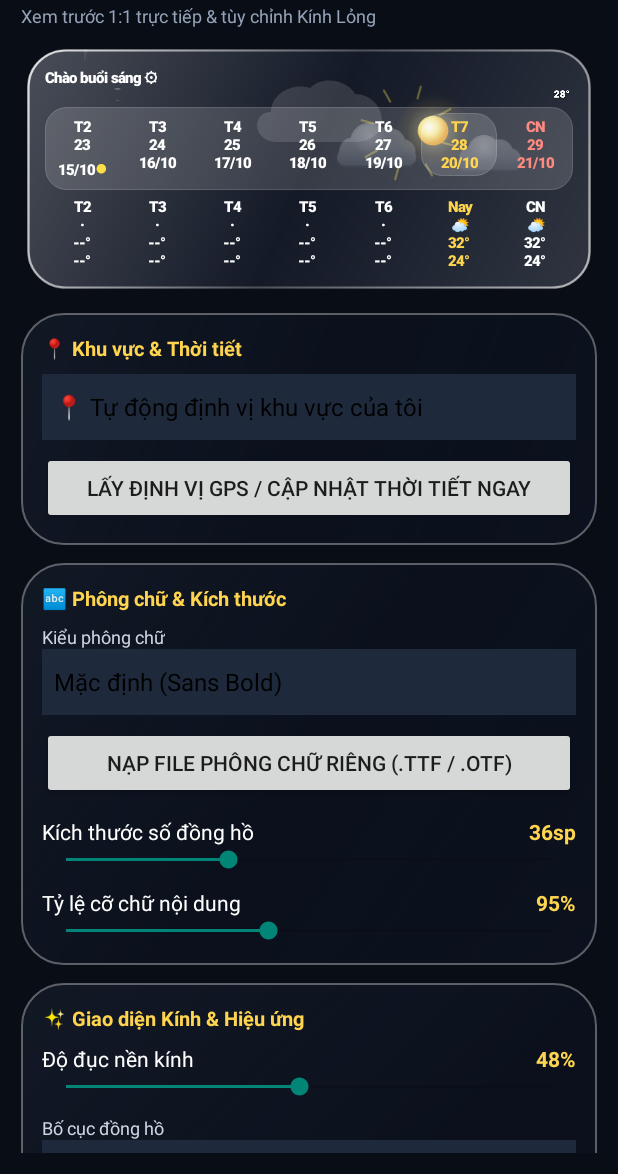
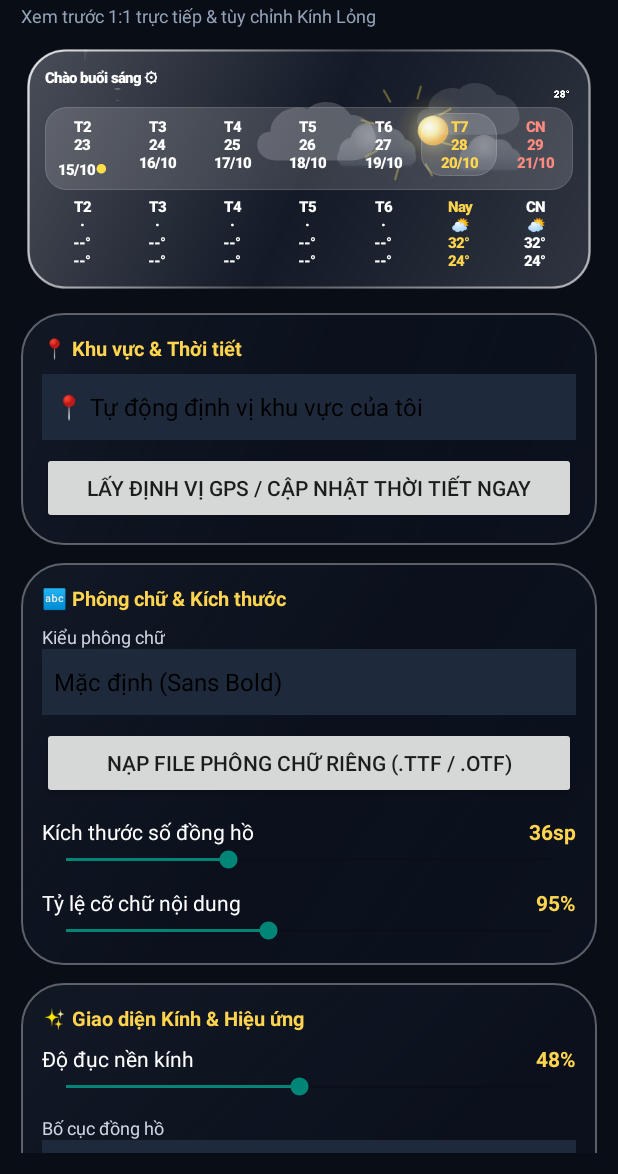
Before and after one commit to konpro97ds/Lich-Am-Widget, an Android app: the screen it shows after launch (MainActivity), on a phone screen of 412 x 824 dp, the part 62-1236 px from its top. Run offline under Robolectric (Android 15) with nearby library versions, the phone set to English and light mode, and no system bars.

Commit message:
Update animated vector for weather cloud animation

```diff
--- a/app/src/main/res/drawable/anim_weather_cloud.xml
+++ b/app/src/main/res/drawable/anim_weather_cloud.xml
@@ -2,16 +2,25 @@
 <animated-vector xmlns:android="http://schemas.android.com/apk/res/android"
     xmlns:aapt="http://schemas.android.com/aapt">
     <aapt:attr name="android:drawable">
-        <vector android:width="300dp" android:height="160dp" android:viewportWidth="300" android:viewportHeight="160">
-            <group android:name="cloud_drift">
-                <path android:fillColor="#22FFFFFF"
-                    android:pathData="M140,42 C140,30 154,22 166,26 C174,18 190,20 196,30 C206,30 214,38 214,48 C214,56 206,62 196,62 L144,62 C134,62 128,54 132,46 C134,43 137,42 140,42 Z" />
+        <vector android:width="360dp" android:height="168dp" android:viewportWidth="360" android:viewportHeight="168">
+            <group android:name="cloud_front_drift">
+                <path android:fillColor="#30FFFFFF"
+                    android:pathData="M180,58 C180,46 194,38 206,42 C214,34 230,36 236,46 C246,46 254,54 254,64 C254,72 246,78 236,78 L184,78 C174,78 168,70 172,62 C174,59 177,58 180,58 Z" />
+            </group>
+            <group android:name="cloud_back_drift">
+                <path android:fillColor="#22E2E8F0"
+                    android:pathData="M240,42 C240,32 252,25 262,28 C269,21 283,23 288,32 C297,32 304,39 304,48 C304,55 297,60 288,60 L244,60 C235,60 230,53 233,46 C235,43 237,42 240,42 Z" />
             </group>
         </vector>
     </aapt:attr>
-    <target android:name="cloud_drift">
+    <target android:name="cloud_front_drift">
         <aapt:attr name="android:animation">
-            <objectAnimator android:propertyName="translateX" android:duration="6500" android:valueFrom="-16" android:valueTo="16" android:repeatCount="infinite" android:repeatMode="reverse" android:interpolator="@android:anim/accelerate_decelerate_interpolator" />
+            <objectAnimator android:propertyName="translateX" android:duration="7500" android:valueFrom="-28" android:valueTo="34" android:repeatCount="infinite" android:repeatMode="reverse" android:interpolator="@android:anim/accelerate_decelerate_interpolator" />
+        </aapt:attr>
+    </target>
+    <target android:name="cloud_back_drift">
+        <aapt:attr name="android:animation">
+            <objectAnimator android:propertyName="translateX" android:duration="9500" android:valueFrom="24" android:valueTo="-26" android:repeatCount="infinite" android:repeatMode="reverse" android:interpolator="@android:anim/accelerate_decelerate_interpolator" />
         </aapt:attr>
     </target>
 </animated-vector>
```
